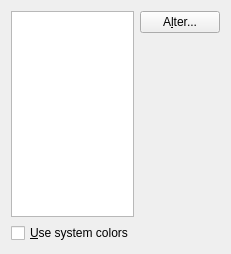
The window that src/frontends/qt4/ui/PrefColorsUi.ui (cburschka/lyx) describes before a commit, drawn with Qt 5.
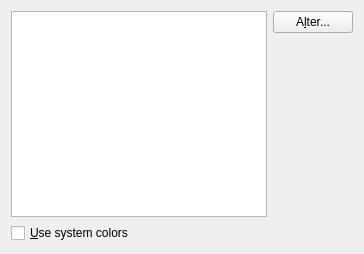
The same window after the commit.

Diff of the .ui file:
```diff
--- a/src/frontends/qt4/ui/PrefColorsUi.ui
+++ b/src/frontends/qt4/ui/PrefColorsUi.ui
@@ -1,29 +1,53 @@
 <ui version="4.0" >
  <class>PrefColorsUi</class>
- <widget class="QWidget" name="PrefColorsUi" >
-  <property name="geometry" >
+ <widget class="QWidget" name="PrefColorsUi">
+  <property name="geometry">
    <rect>
     <x>0</x>
     <y>0</y>
-    <width>231</width>
+    <width>339</width>
     <height>254</height>
    </rect>
   </property>
-  <property name="windowTitle" >
+  <property name="sizePolicy">
+   <sizepolicy hsizetype="Expanding" vsizetype="Expanding">
+    <horstretch>0</horstretch>
+    <verstretch>0</verstretch>
+   </sizepolicy>
+  </property>
+  <property name="windowTitle">
    <string/>
   </property>
-  <layout class="QGridLayout" >
-   <item rowspan="2" row="0" column="0" >
-    <widget class="QListWidget" name="lyxObjectsLW" >
-     <property name="sizePolicy" >
-      <sizepolicy vsizetype="Expanding" hsizetype="Preferred" >
+  <layout class="QGridLayout" name="gridLayout_2">
+   <item row="0" column="0" colspan="2">
+    <layout class="QGridLayout" name="gridLayout">
+     <item row="0" column="0" rowspan="2">
+      <widget class="QListWidget" name="lyxObjectsLW">
+       <property name="sizePolicy">
+        <sizepolicy hsizetype="MinimumExpanding" vsizetype="Expanding">
        <horstretch>0</horstretch>
        <verstretch>0</verstretch>
       </sizepolicy>
      </property>
-    </widget>
-   </item>
-   <item row="1" column="1" >
+       <property name="horizontalScrollBarPolicy">
+        <enum>Qt::ScrollBarAsNeeded</enum>
+       </property>
+      </widget>
+     </item>
+     <item row="0" column="1">
+      <widget class="QPushButton" name="colorChangePB">
+       <property name="sizePolicy">
+        <sizepolicy hsizetype="Preferred" vsizetype="Fixed">
+         <horstretch>0</horstretch>
+         <verstretch>0</verstretch>
+        </sizepolicy>
+       </property>
+       <property name="text">
+        <string>A&amp;lter...</string>
+       </property>
+      </widget>
+     </item>
+     <item row="1" column="1">
     <spacer>
      <property name="orientation" >
       <enum>Qt::Vertical</enum>
@@ -36,19 +60,14 @@
      </property>
     </spacer>
    </item>
-   <item row="0" column="1" >
-    <widget class="QPushButton" name="colorChangePB" >
-     <property name="text" >
-      <string>A&amp;lter...</string>
-     </property>
-    </widget>
+    </layout>
    </item>
-   <item row="0" column="2" >
-    <spacer>
-     <property name="orientation" >
+   <item row="0" column="2">
+    <spacer name="horizontalSpacer_2">
+     <property name="orientation">
       <enum>Qt::Horizontal</enum>
      </property>
-     <property name="sizeHint" stdset="0" >
+     <property name="sizeHint" stdset="0">
       <size>
        <width>40</width>
        <height>20</height>
@@ -56,13 +75,26 @@
      </property>
     </spacer>
    </item>
-   <item row="2" column="0" colspan="2" >
-    <widget class="QCheckBox" name="syscolorsCB" >
-     <property name="text" >
+   <item row="1" column="0">
+    <widget class="QCheckBox" name="syscolorsCB">
+     <property name="text">
       <string>&amp;Use system colors</string>
      </property>
     </widget>
    </item>
+   <item row="1" column="1">
+    <spacer name="horizontalSpacer">
+     <property name="orientation">
+      <enum>Qt::Horizontal</enum>
+     </property>
+     <property name="sizeHint" stdset="0">
+      <size>
+       <width>40</width>
+       <height>20</height>
+      </size>
+     </property>
+    </spacer>
+   </item>
   </layout>
  </widget>
  <includes>
```
Left out of the diff: 8 changed lines with no effect on the pictures. Lines whose indentation alone changed are shown as unchanged.
